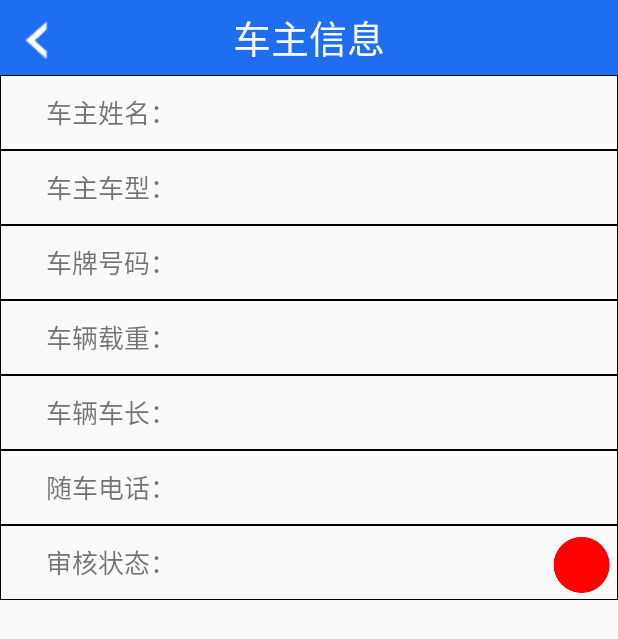
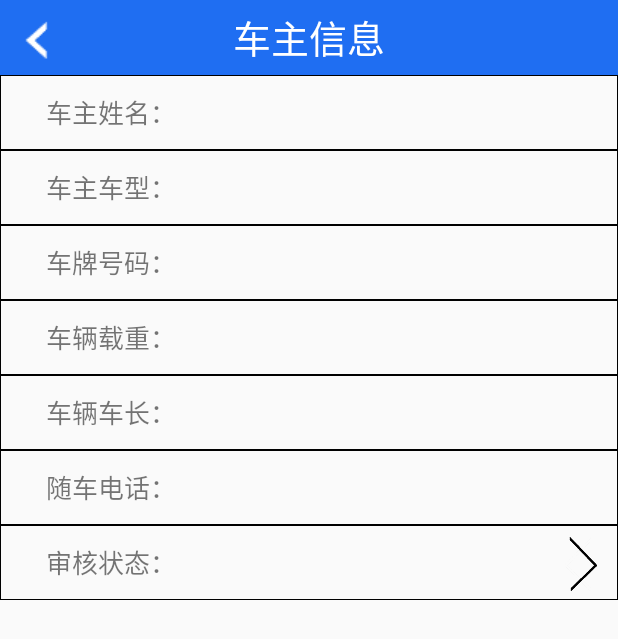
Before and after one commit to wangning13/TongBao2, an Android app: the CarInfoActivity screen opened directly, with no data from a screen before it, on a phone screen of 412 x 824 dp. Shown: the top 639 px of the screen. Run offline under Robolectric (Android 15) with nearby library versions, the phone set to English and light mode, and no system bars.

Commit message:
箭头透明~

```diff
--- a/app/src/main/res/layout/view_driver_personinfo.xml
+++ b/app/src/main/res/layout/view_driver_personinfo.xml
@@ -191,7 +191,7 @@
             android:layout_height="match_parent"
             android:layout_width="0dp"
             android:layout_weight="0.5"
-            android:src="@drawable/redpoint"
+            android:src="@drawable/arrow_right"
             android:visibility="invisible"/>
     </LinearLayout>
 </LinearLayout>
```
